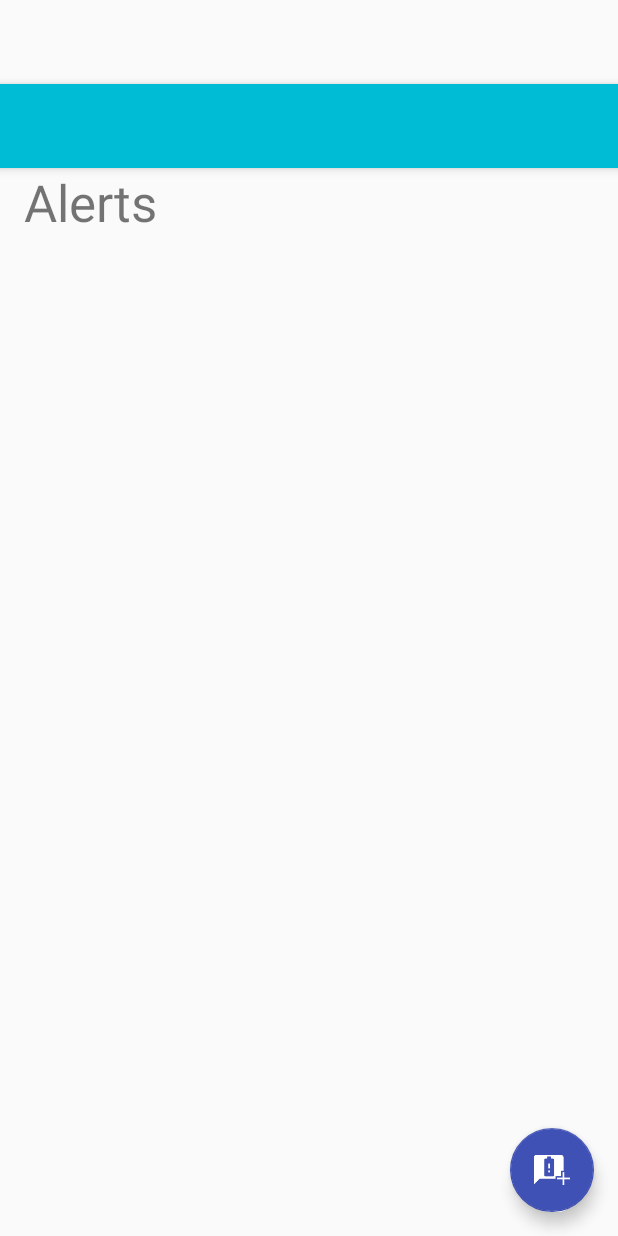
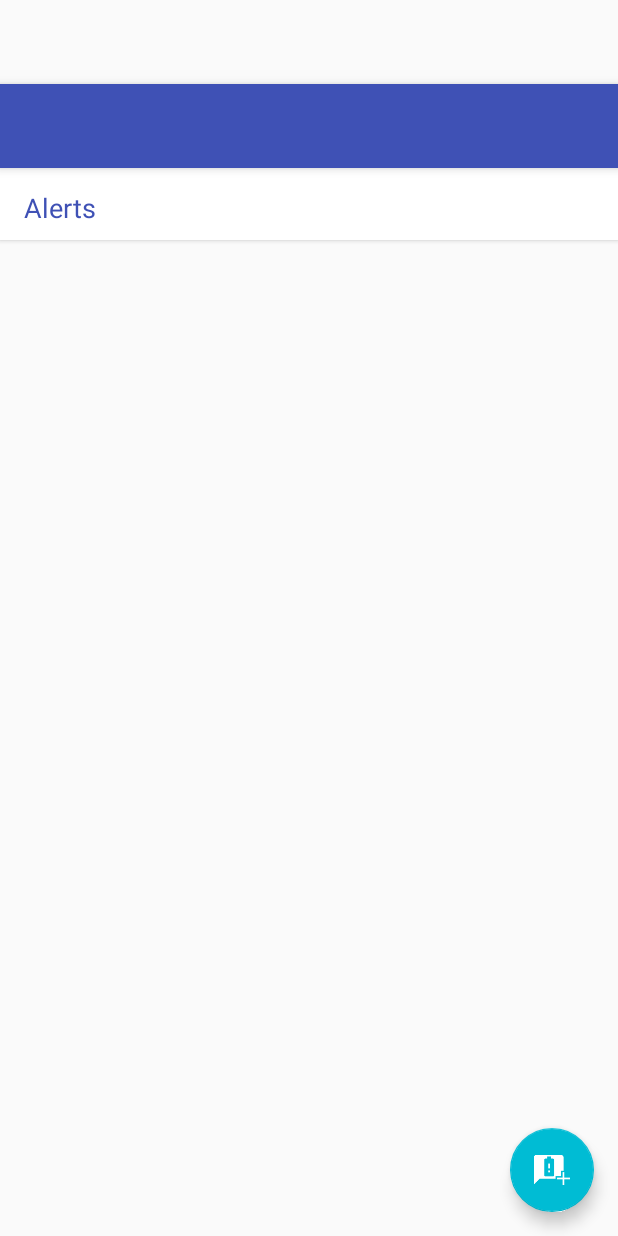
Before and after one commit to drew-smithies/BatTextR, an Android app: the layout activity_main.xml on its own in the app's theme, with its tools: preview values and no code run, on a phone screen of 412 x 824 dp. Run offline under Robolectric (Android 15) with nearby library versions, the phone set to English and light mode, and no system bars.

Commit message:
Added elevation to alert header and styling changes

```diff
--- a/app/src/main/java/com/unlimited/penguins/battextr/MainActivity.java
+++ b/app/src/main/java/com/unlimited/penguins/battextr/MainActivity.java
@@ -7,6 +7,7 @@ import android.content.DialogInterface;
 import android.content.Intent;
 import android.content.pm.PackageManager;
 import android.database.Cursor;
+import android.graphics.Canvas;
 import android.net.Uri;
 import android.os.Bundle;
 import android.provider.ContactsContract;
@@ -18,6 +19,7 @@ import android.support.v7.app.AlertDialog;
 import android.support.v7.app.AppCompatActivity;
 import android.support.v7.widget.LinearLayoutManager;
 import android.support.v7.widget.RecyclerView;
+import android.support.v7.widget.DividerItemDecoration;
 import android.support.v7.widget.Toolbar;
 import android.support.v7.widget.helper.ItemTouchHelper;
 import android.view.View;
@@ -73,9 +75,9 @@ public class MainActivity extends AppCompatActivity {
         int id = item.getItemId();
 
         //noinspection SimplifiableIfStatement
-        if (id == R.id.action_settings) {
+        /*if (id == R.id.action_settings) {
             return true;
-        }
+        }*/
 
         return super.onOptionsItemSelected(item);
     }
@@ -130,6 +132,7 @@ public class MainActivity extends AppCompatActivity {
         mRecyclerView.setLayoutManager(mLayoutManager);
         mAdapter = new AlertRecyclerAdapter(myDataset);
         mRecyclerView.setAdapter(mAdapter);
+        mRecyclerView.addItemDecoration(new DividerItemDecoration(this, DividerItemDecoration.VERTICAL), -1);
 
         // Setup swipe touch helper
         ItemTouchHelper.SimpleCallback simpleItemTouchCallback = new ItemTouchHelper.SimpleCallback(0, ItemTouchHelper.LEFT | ItemTouchHelper.RIGHT) {
--- a/app/src/main/res/layout/alert_list_item.xml
+++ b/app/src/main/res/layout/alert_list_item.xml
@@ -6,7 +6,8 @@
     xmlns:tools="http://schemas.android.com/tools"
     android:layout_width="match_parent"
     android:layout_height="@dimen/list_height"
-    android:orientation="vertical">
+    android:orientation="vertical"
+    >
 
     <TextView
         android:id="@+id/list_item"
@@ -17,7 +18,7 @@
         android:paddingLeft="@dimen/list_maintext_leftPadding"
         android:paddingRight="@dimen/list_maintext_rightPadding"
         android:paddingTop="@dimen/list_text_topBotPadding"
-        android:paddingBottom="0dp"
+        android:paddingBottom="@dimen/list_text_middlePadding"
         tools:text="Kirstie Carter"
         />
 
@@ -29,6 +30,7 @@
         android:textSize="@dimen/list_text_sub_size"
         android:paddingLeft="@dimen/list_maintext_leftPadding"
         android:paddingRight="@dimen/list_maintext_rightPadding"
+        android:paddingBottom="@dimen/list_text_topBotPadding"
         android:layout_below="@id/list_item"
         tools:text="(903) 819 8839"
         />
--- a/app/src/main/res/layout/content_main.xml
+++ b/app/src/main/res/layout/content_main.xml
@@ -3,22 +3,32 @@
     xmlns:android="http://schemas.android.com/apk/res/android"
     android:layout_height="match_parent"
     android:layout_width="match_parent"
-    android:orientation="vertical">
+    android:orientation="vertical"
+    android:clipToPadding="false"
+    >
 
     <TextView
+        android:id="@+id/alert_header"
         android:text="Alerts"
         android:layout_width="match_parent"
-        android:layout_height="38dp"
-        android:textSize="34sp"
+        android:layout_height="@dimen/list_header_height"
+        android:textSize="@dimen/list_header_textSize"
         android:layout_marginTop="?attr/actionBarSize"
-        android:paddingLeft="@dimen/list_title_leftPadding" />
+        android:paddingLeft="@dimen/list_header_leftPadding"
+        android:paddingRight="@dimen/list_header_leftPadding"
+        android:textColor="@color/colorPrimary"
+        android:paddingTop="@dimen/list_header_topBotPadding"
+        android:paddingBottom="@dimen/list_header_topBotPadding"
+        android:elevation="@dimen/list_header_elevation"
+        android:background="@color/list_header_background"
+        />
 
     <android.support.v7.widget.RecyclerView
         android:id="@+id/my_recycler_view"
         android:scrollbars="vertical"
         android:layout_height="match_parent"
         android:layout_width="match_parent"
-        android:paddingTop="@dimen/rec_topPadding"
+
         />
 
 </LinearLayout>
--- a/app/src/main/res/menu/menu_main.xml
+++ b/app/src/main/res/menu/menu_main.xml
@@ -2,9 +2,9 @@
     xmlns:app="http://schemas.android.com/apk/res-auto"
     xmlns:tools="http://schemas.android.com/tools"
     tools:context="com.unlimited.penguins.battextr.MainActivity">
-    <item
+   <!-- <item
         android:id="@+id/action_settings"
         android:orderInCategory="100"
         android:title="@string/action_settings"
-        app:showAsAction="never" />
+        app:showAsAction="never" />-->
 </menu>
--- a/app/src/main/res/values/colors.xml
+++ b/app/src/main/res/values/colors.xml
@@ -1,10 +1,11 @@
 <?xml version="1.0" encoding="utf-8"?>
 <resources>
-    <color name="colorPrimary">#00BCD4</color>
-    <color name="colorPrimaryDark">#009688</color>
-    <color name="colorAccent">#3F51B5</color>
+    <color name="colorPrimary">#3F51B5</color>
+    <color name="colorPrimaryDark">#1A237E</color>
+    <color name="colorAccent">#00BCD4</color>
 
     <!-- Card Text -->
     <color name="card_textColor">#444</color>
     <color name="card_text_subColor">#90a4ae</color>
+    <color name="list_header_background">#ffff</color>
 </resources>
--- a/app/src/main/res/values/dimens.xml
+++ b/app/src/main/res/values/dimens.xml
@@ -7,12 +7,19 @@
     <!-- Recycler dimensions -->
     <dimen name="rec_topPadding">8dp</dimen>
 
-    <!-- List dimensions -->
+    <!-- List header dimensions -->
+    <dimen name="list_header_height">48dp</dimen>
+    <dimen name="list_header_leftPadding">16dp</dimen>
+    <dimen name="list_header_textSize">18sp</dimen>
+    <dimen name="list_header_topBotPadding">14dp</dimen>
+    <dimen name="list_header_elevation">2dp</dimen>
+
+    <!-- List tile dimentions -->
     <dimen name="list_height">72dp</dimen>
     <dimen name="list_text_size">16sp</dimen>
     <dimen name="list_text_sub_size">14sp</dimen>
-    <dimen name="list_title_leftPadding">16dp</dimen>
-    <dimen name="list_text_topBotPadding">20dp</dimen>
+    <dimen name="list_text_topBotPadding">16dp</dimen>
+    <dimen name="list_text_middlePadding">2dp</dimen>
     <dimen name="list_maintext_leftPadding">16dp</dimen>
     <dimen name="list_maintext_rightPadding">16dp</dimen>
 </resources>
--- a/app/src/main/res/values/styles.xml
+++ b/app/src/main/res/values/styles.xml
@@ -6,6 +6,7 @@
         <item name="colorPrimary">@color/colorPrimary</item>
         <item name="colorPrimaryDark">@color/colorPrimaryDark</item>
         <item name="colorAccent">@color/colorAccent</item>
+        <item name="android:navigationBarColor">@color/colorPrimaryDark</item>
     </style>
 
     <style name="AppTheme.NoActionBar">
```
